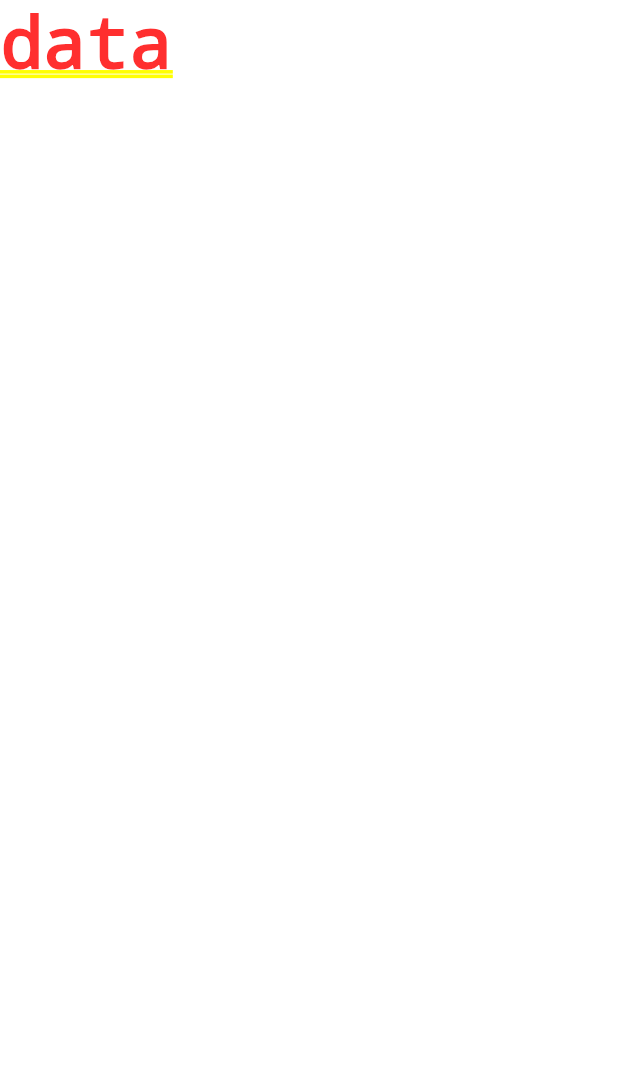
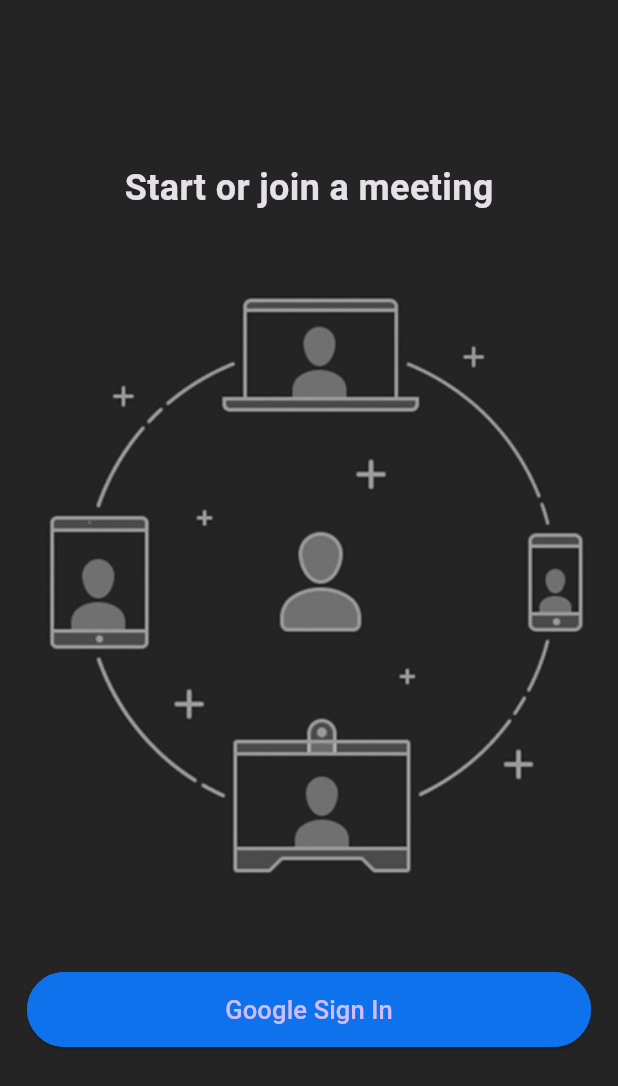
Before and after one commit to KhunchayNe/zoom_clone, a Flutter app: the screen it shows after launch, on a phone screen of 412 x 824 dp. Shown: the top 1086 px of the screen. Run offline on Flutter 3.47's test engine with Material 3 defaults, Android fonts, the phone set to English and light mode, and no system bars; our stand-ins replace cloud_firestore, firebase_auth, firebase_core, google_sign_in; accounts and stored records are empty.

```diff
--- a/lib/main.dart
+++ b/lib/main.dart
@@ -1,7 +1,13 @@
+import 'package:firebase_core/firebase_core.dart';
 import 'package:flutter/material.dart';
+import 'package:zoom_clone/firebase_options.dart';
+import 'package:zoom_clone/screens/home_screen.dart';
+import 'package:zoom_clone/screens/login_screen.dart';
 import 'package:zoom_clone/utils/colors.dart';
 
-void main() {
+void main() async {
+  WidgetsFlutterBinding.ensureInitialized();
+  await Firebase.initializeApp(options: DefaultFirebaseOptions.currentPlatform);
   runApp(const MyApp());
 }
 
@@ -11,11 +17,15 @@ class MyApp extends StatelessWidget {
   @override
   Widget build(BuildContext context) {
     return MaterialApp(
-      title: 'Flutter Demo',
+      title: 'Zoom clone',
       debugShowCheckedModeBanner: false,
       theme:
           ThemeData.dark().copyWith(scaffoldBackgroundColor: backgroundColor),
-      home: const Text('data'),
+      routes: {
+        '/login': (context) => const LoginScreen(),
+        '/home': (context) => const HomeScreen()
+      },
+      home: const LoginScreen(),
     );
   }
 }
--- /dev/null
+++ b/lib/screens/login_screen.dart
@@ -0,0 +1,44 @@
+import 'package:flutter/material.dart';
+import 'package:zoom_clone/resources/auth_methods.dart';
+import 'package:zoom_clone/widgets/custom_button.dart';
+
+class LoginScreen extends StatefulWidget {
+  const LoginScreen({super.key});
+
+  @override
+  State<LoginScreen> createState() => _LoginScreenState();
+}
+
+class _LoginScreenState extends State<LoginScreen> {
+  final AuthMehods _authMehods = AuthMehods();
+  @override
+  Widget build(BuildContext context) {
+    return Scaffold(
+      body: Column(
+        mainAxisAlignment: MainAxisAlignment.center,
+        children: [
+          const Text(
+            'Start or join a meeting',
+            style: TextStyle(
+              fontSize: 24.0,
+              fontWeight: FontWeight.bold,
+            ),
+          ),
+          Padding(
+            padding: const EdgeInsets.symmetric(vertical: 38.0),
+            child: Image.asset('assets/images/onboarding.jpg'),
+          ),
+          CustomButton(
+            text: 'Google Sign In',
+            onPressd: () async {
+              bool res = await _authMehods.signInWithGoogle(context);
+              if (res) {
+                Navigator.pushNamed(context, '/home');
+              }
+            },
+          )
+        ],
+      ),
+    );
+  }
+}
--- /dev/null
+++ b/lib/widgets/custom_button.dart
@@ -0,0 +1,33 @@
+import 'package:flutter/material.dart';
+import 'package:zoom_clone/utils/colors.dart';
+
+class CustomButton extends StatelessWidget {
+  final String text;
+  final VoidCallback onPressd;
+  const CustomButton({super.key, required this.text, required this.onPressd});
+
+  @override
+  Widget build(BuildContext context) {
+    return Padding(
+      padding: const EdgeInsets.all(18.0),
+      child: ElevatedButton(
+        onPressed: onPressd,
+        child: Text(
+          text,
+          style: TextStyle(
+            fontSize: 17.0,
+          ),
+        ),
+        style: ElevatedButton.styleFrom(
+            backgroundColor: buttonColor,
+            minimumSize: const Size(
+              double.infinity,
+              50,
+            ),
+            shape: RoundedRectangleBorder(
+                borderRadius: BorderRadius.circular(30),
+                side: const BorderSide(color: buttonColor))),
+      ),
+    );
+  }
+}
```
Also changed, not shown: lib/resources/auth_methods.dart (added, +42 -0 lines), lib/screens/home_screen.dart (added, +15 -0 lines), lib/utils/utils.dart (added, +9 -0 lines), pubspec.yaml (+8 -18 lines), assets/images/onboarding.jpg (added), firebase.json (added), lib/firebase_options.dart (added), pubspec.lock, 7 other files.
